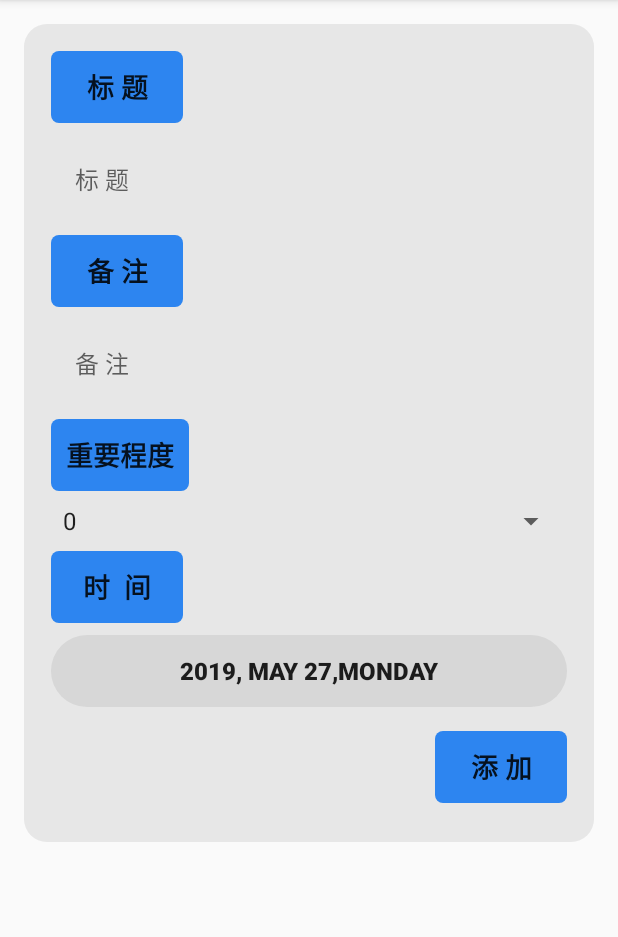
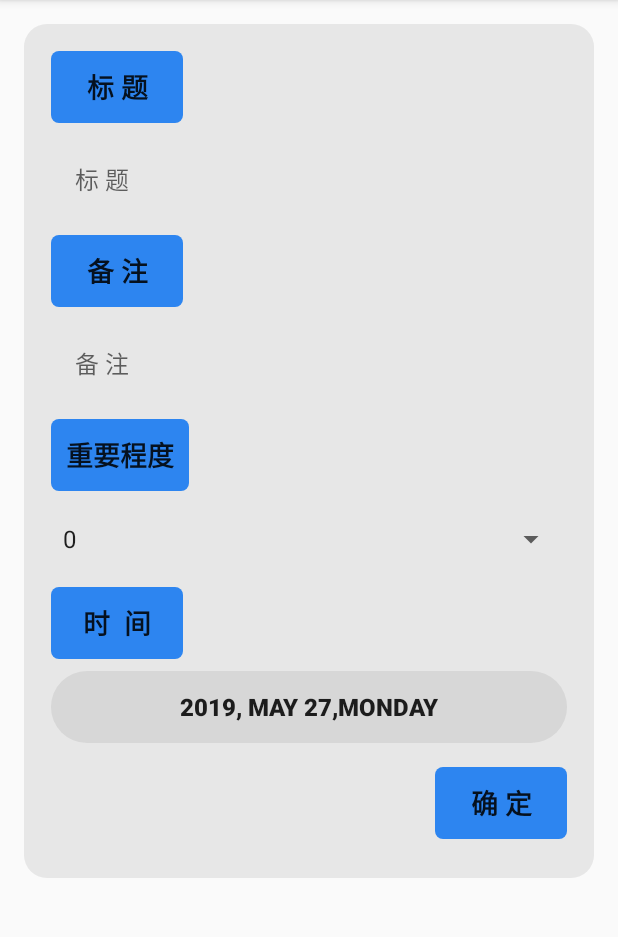
Before and after one commit to 17859762411/ToDoList, an Android app: the screen it shows after launch (TodoPagerActivity), after a tap on an icon or button, on a phone screen of 412 x 824 dp, the part 84-1021 px from its top. Run offline under Robolectric (Android 15) with nearby library versions, the phone set to English and light mode, and no system bars.

Commit message:
添加界面修改
修改todo创建逻辑
添加空值判断与提示

```diff
--- a/app/src/main/res/layout/fragment_todo.xml
+++ b/app/src/main/res/layout/fragment_todo.xml
@@ -41,7 +41,7 @@
             android:ems="10"
             android:gravity="start|top"
             android:hint="@string/todo_title"
-            android:inputType="textMultiLine"
+            android:singleLine="true"
             app:layout_constraintEnd_toEndOf="parent"
             app:layout_constraintStart_toStartOf="parent"
             app:layout_constraintTop_toBottomOf="@+id/tv1" />
@@ -102,13 +102,13 @@
         <Spinner
             android:id="@+id/spinner"
             android:layout_width="match_parent"
-            android:layout_height="wrap_content"
+            android:layout_height="32dp"
+            android:layout_marginStart="8dp"
+            android:layout_marginTop="16dp"
+            android:layout_marginEnd="8dp"
             android:dropDownWidth="match_parent"
             android:entries="@array/spinner_important"
             android:spinnerMode="dropdown"
-            android:layout_marginStart="8dp"
-            android:layout_marginTop="8dp"
-            android:layout_marginEnd="8dp"
             android:textSize="18sp"
             app:layout_constraintEnd_toEndOf="parent"
             app:layout_constraintStart_toStartOf="parent"
@@ -120,7 +120,7 @@
             android:layout_width="wrap_content"
             android:layout_height="wrap_content"
             android:layout_marginStart="8dp"
-            android:layout_marginTop="8dp"
+            android:layout_marginTop="16dp"
             android:text="时  间"
             app:layout_constraintStart_toStartOf="parent"
             app:layout_constraintTop_toBottomOf="@+id/spinner" />
--- a/app/src/main/res/layout/list_item_todo.xml
+++ b/app/src/main/res/layout/list_item_todo.xml
@@ -21,6 +21,7 @@
             android:layout_height="wrap_content"
             android:layout_marginStart="8dp"
             android:text="Todo Title"
+            android:singleLine="true"
             android:textSize="18sp"
             android:textStyle="bold"
             app:layout_constraintStart_toStartOf="parent"
@@ -30,7 +31,7 @@
             android:id="@+id/todo_beizhu"
             android:layout_width="match_parent"
             android:layout_height="wrap_content"
-            android:layout_marginStart="8dp"
+            android:layout_marginStart="12dp"
             android:singleLine="true"
             android:text="Todo Beizhu"
             app:layout_constraintBottom_toBottomOf="parent"
--- a/app/src/main/res/values/strings.xml
+++ b/app/src/main/res/values/strings.xml
@@ -3,7 +3,7 @@
     <string name="action_settings">Settings</string>
     <string name="todo_title">标    题</string>
     <string name="beizhu">备    注</string>
-    <string name="tianjia">添    加</string>
+    <string name="tianjia">确    定</string>
     <string name="tv_degree">重要程度</string>
     <string name="date_picker_title">Date of Todo :</string>
 
```
Also changed, not shown: app/src/main/java/com/android/lvtong/todolist/TodoFragment.java (+10 -2 lines).
